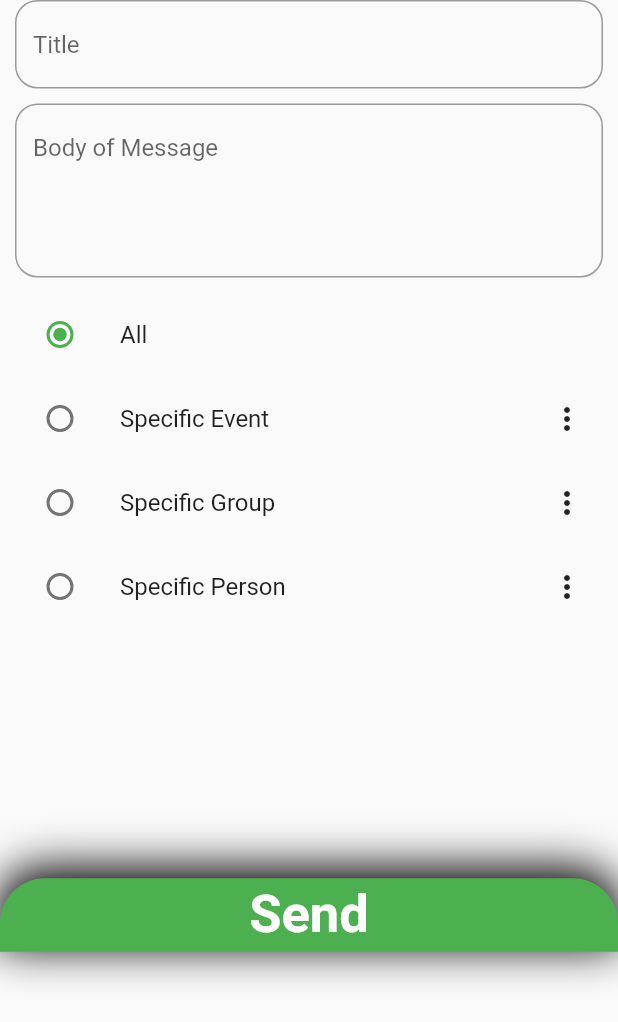
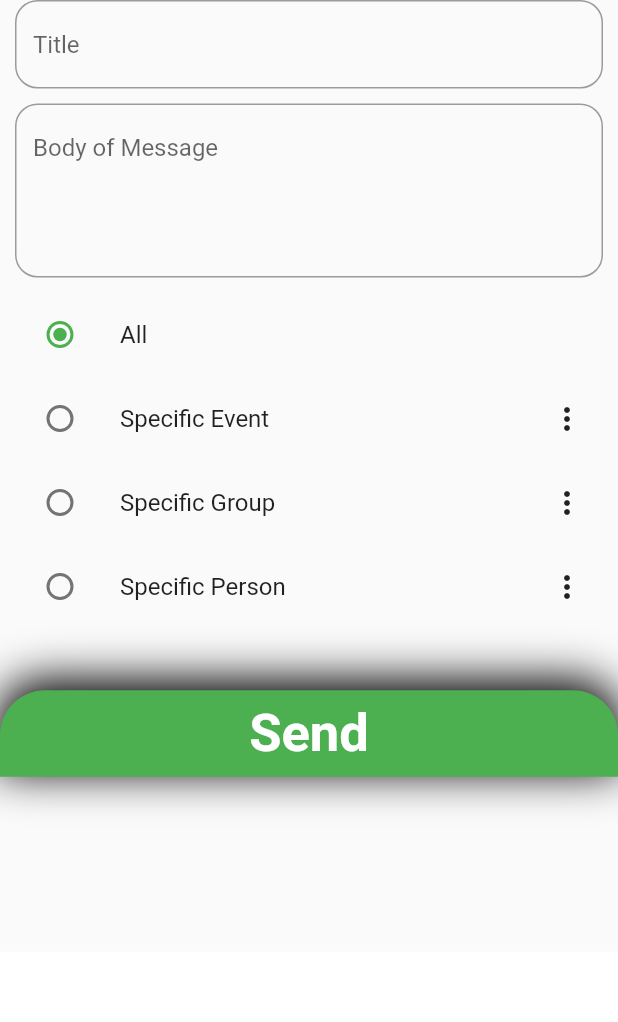
Before and after one commit to Dbono-dev/SicklesNHS, a Flutter app: the MiddlePageNotification screen opened directly, on a phone screen of 412 x 824 dp. Shown: the top 1022 px of the screen. Run offline on Flutter 3.47's test engine with Material 2 defaults, Android fonts, the phone set to English and light mode, and no system bars; our stand-ins replace cloud_firestore, date_format, file_picker, firebase_auth, firebase_database, firebase_messaging and 8 more; missing offline and left inert: barcode_scan, flutter_full_pdf_viewer, flutter_rounded_date_picker, mailer; accounts and stored records are empty.

Commit message:
Another commit

```diff
--- a/lib/adminSide/notification_system.dart
+++ b/lib/adminSide/notification_system.dart
@@ -61,10 +61,11 @@ class _MiddlePageNotificationState extends State<MiddlePageNotification> {
     return SingleChildScrollView(
       child: Container(
         height: SizeConfig.blockSizeVertical * 77,
-        child: Form(
+        child: Scaffold(
+          body: Form(
             key: _fourthformKey,
-          child: Column(
-            mainAxisAlignment: MainAxisAlignment.spaceEvenly,
+            child: ListView(
+              //mainAxisAlignment: MainAxisAlignment.spaceEvenly,
               children: <Widget>[
                   Padding(
                     padding: const EdgeInsets.fromLTRB(10, 0, 10, 0),
@@ -379,11 +380,11 @@ class _MiddlePageNotificationState extends State<MiddlePageNotification> {
                     ]
                   ),
                 ),
-              Spacer(),
+                Padding(padding: EdgeInsets.only(bottom: SizeConfig.blockSizeVertical * 5),),
                 Material(
                   type: MaterialType.transparency,
                   child: Container(
-                height: 49.0,
+                  height: SizeConfig.blockSizeVertical * 7,
                   width: SizeConfig.blockSizeHorizontal * 100,
                   decoration: BoxDecoration(
                     boxShadow: [BoxShadow(
@@ -457,6 +458,7 @@ class _MiddlePageNotificationState extends State<MiddlePageNotification> {
             )
           ),
         ),
+          ),
     );
   }
 
--- /dev/null
+++ b/lib/backend/push_notifications_manager.dart
@@ -0,0 +1,27 @@
+import 'package:firebase_messaging/firebase_messaging.dart';
+
+class PushNotificationsManager {
+
+  PushNotificationsManager._();
+
+  factory PushNotificationsManager() => _instance;
+
+  static final PushNotificationsManager _instance = PushNotificationsManager._();
+
+  final FirebaseMessaging _firebaseMessaging = FirebaseMessaging();
+  bool _initialized = false;
+
+  Future<void> init() async {
+    if (!_initialized) {
+      // For iOS request permission first.
+      _firebaseMessaging.requestNotificationPermissions();
+      _firebaseMessaging.configure();
+
+      // For testing purposes print the Firebase Messaging token
+      String token = await _firebaseMessaging.getToken();
+      print("FirebaseMessaging token: $token");
+
+      _initialized = true;
+    }
+  }
+}
--- a/lib/home_page.dart
+++ b/lib/home_page.dart
@@ -41,6 +41,7 @@ class TheOpeningPage extends StatelessWidget {
       }
 
       _fcm.subscribeToTopic('all');
+      print(userData.firstName + userData.lastName);
       _fcm.subscribeToTopic(userData.firstName + userData.lastName);
       for(int i = 0; i < userData.eventTitleSignedUp; i++) {
         _fcm.subscribeToTopic(userData.eventTitleSignedUp[i]);
--- a/lib/main.dart
+++ b/lib/main.dart
@@ -1,6 +1,7 @@
 import 'package:firebase_messaging/firebase_messaging.dart';
 import 'package:flutter/material.dart';
 import 'package:sickles_nhs_app/backend/auth_service.dart';
+import 'package:sickles_nhs_app/backend/push_notifications_manager.dart';
 import 'package:sickles_nhs_app/backend/wrapper.dart';
 import 'package:provider/provider.dart';
 import 'package:sickles_nhs_app/backend/user.dart';
@@ -16,7 +17,7 @@ class MyApp extends StatefulWidget {
 class _MyAppState extends State<MyApp> {
   @override
   Widget build(BuildContext context) {
-
+    PushNotificationsManager().init();
     return StreamProvider<User>.value(
       value: AuthService().user,
         child: MaterialApp(
```
Also changed, not shown: lib/backend/auth_service.dart (+3 -4 lines), lib/backend/push_notification.dart (+17 -5 lines), lib/backend/wrapper.dart (line endings or trailing spaces). Lines whose indentation alone changed are shown as unchanged.
